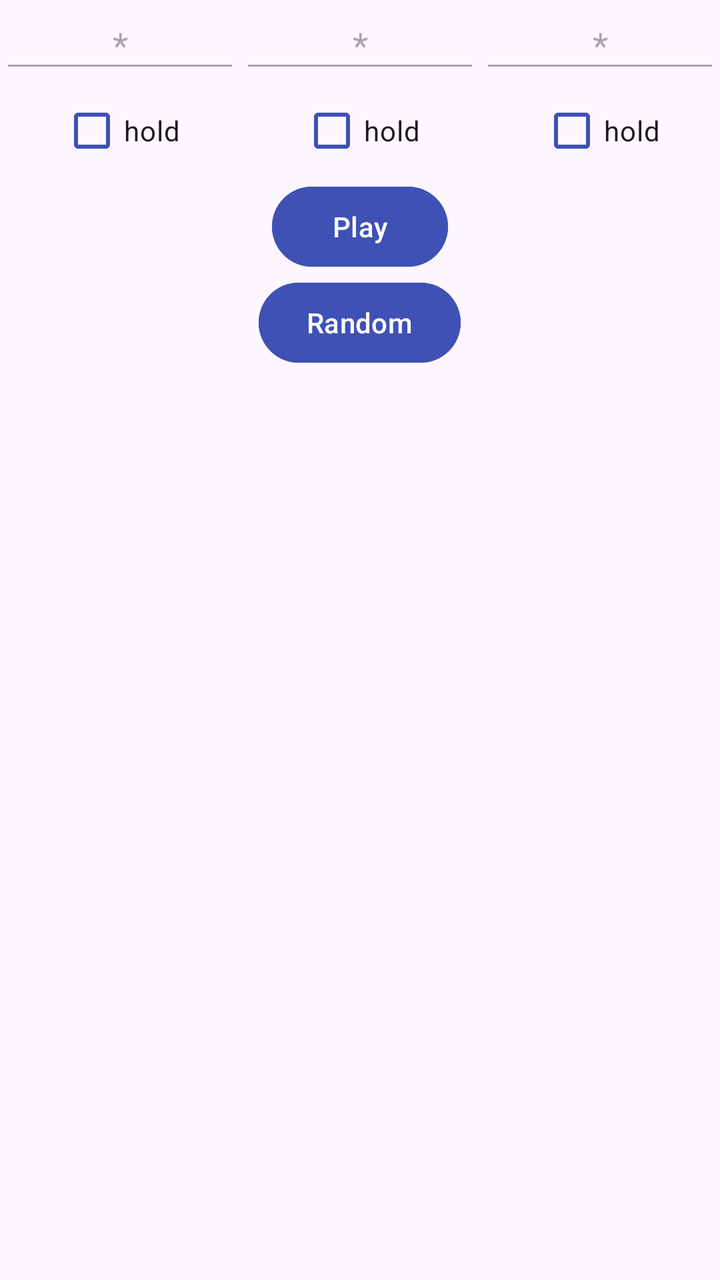
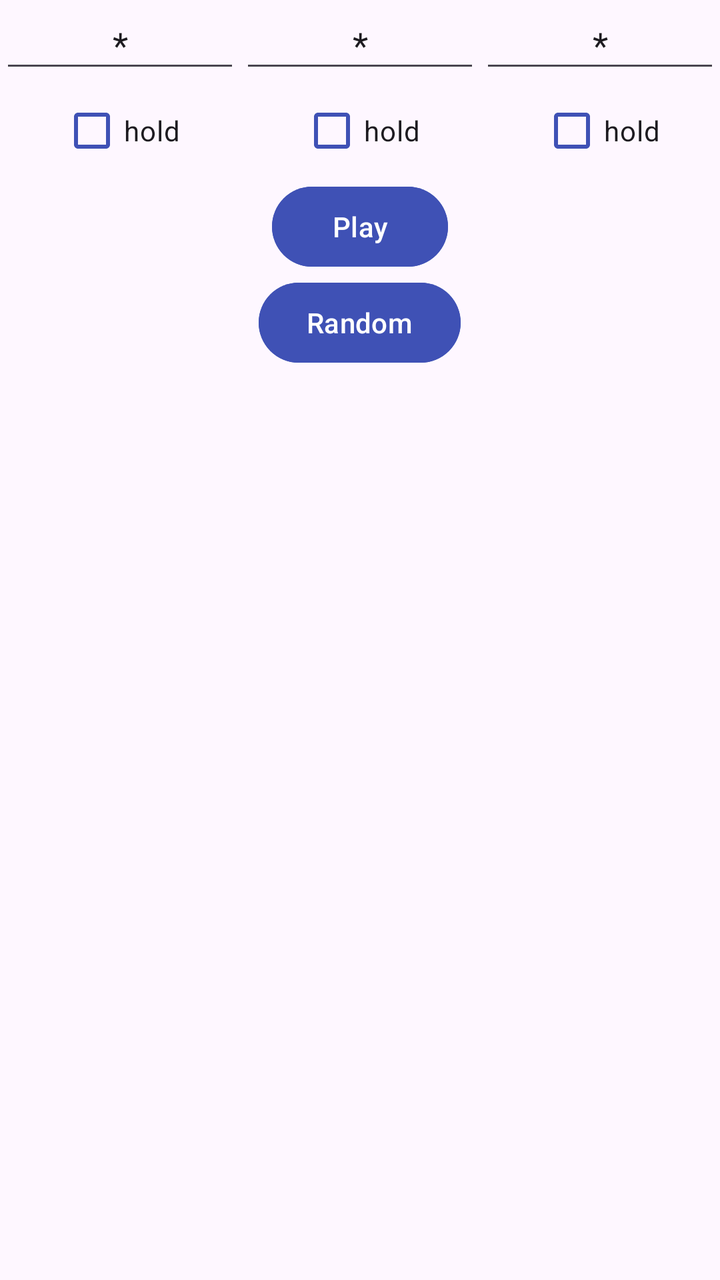

An Android layout rendered at two revisions. The XML below is the earlier revision; the diff shows what the commit changed to produce the second picture.
<!-- AndroidManifest.xml: application theme Theme.PracticalTest01Var06 -->
<!-- res/layout/activity_practical_test01_var06_main.xml -->
<?xml version="1.0" encoding="utf-8"?>
<androidx.constraintlayout.widget.ConstraintLayout xmlns:android="http://schemas.android.com/apk/res/android"
    xmlns:app="http://schemas.android.com/apk/res-auto"
    xmlns:tools="http://schemas.android.com/tools"
    android:id="@+id/main"
    android:layout_width="match_parent"
    android:layout_height="match_parent"
    tools:context=".PracticalTest01Var06MainActivity">

    <LinearLayout
        android:layout_width="match_parent"
        android:layout_height="wrap_content"
        android:orientation="vertical"
        >

        <LinearLayout
            android:layout_width="match_parent"
            android:layout_height="wrap_content"
            android:orientation="horizontal"
            >

            <LinearLayout
                android:layout_height="wrap_content"
                android:orientation="vertical"
                android:layout_width="0dp"
                android:layout_weight="1"
                >

                <EditText
                    android:id="@+id/first_edit"

                    android:layout_height="wrap_content"
                    android:layout_width="match_parent"
                    android:inputType="text"
                    android:maxLines="1"
                    android:imeOptions="actionNext"
                    android:text="*"
                    android:enabled="false"
                    android:gravity="center"
                    android:saveEnabled="false"

                    />











                <CheckBox
                    android:id="@+id/first_hold"
                    android:layout_width="wrap_content"
                    android:layout_height="wrap_content"
                    android:text="hold"
                    android:checked="false"
                    android:layout_gravity="center_horizontal"
                    android:buttonTint="#3F51B5" />
            </LinearLayout>


            <LinearLayout
                android:layout_height="wrap_content"
                android:orientation="vertical"
                android:layout_width="0dp"
                android:layout_weight="1"
                >

                <EditText
                    android:id="@+id/second_edit"

                    android:layout_height="wrap_content"
                    android:layout_width="match_parent"
                    android:inputType="text"
                    android:maxLines="1"
                    android:imeOptions="actionNext"
                    android:text="*"
                    android:enabled="false"
                    android:gravity="center"
                    android:saveEnabled="false"

                    />


                <CheckBox
                    android:id="@+id/second_hold"
                    android:layout_width="wrap_content"
                    android:layout_height="wrap_content"
                    android:text="hold"
                    android:checked="false"
                    android:layout_gravity="center_horizontal"
                    android:buttonTint="#3F51B5" />
            </LinearLayout>


            <LinearLayout
                android:layout_height="wrap_content"
                android:orientation="vertical"
                android:layout_width="0dp"
                android:layout_weight="1"
                >

                <EditText
                    android:id="@+id/third_edit"

                    android:layout_height="wrap_content"
                    android:layout_width="match_parent"
                    android:inputType="text"
                    android:maxLines="1"
                    android:imeOptions="actionNext"
                    android:text="*"
                    android:enabled="false"
                    android:gravity="center"
                    android:saveEnabled="false"

                    />


                <CheckBox
                    android:id="@+id/third_hold"
                    android:layout_width="wrap_content"
                    android:layout_height="wrap_content"
                    android:text="hold"
                    android:checked="false"
                    android:layout_gravity="center_horizontal"
                    android:buttonTint="#3F51B5" />
            </LinearLayout>



        </LinearLayout>


        <Button
            android:id="@+id/play_btn"
            android:layout_width="wrap_content"
            android:layout_height="wrap_content"
            android:text="Play"
            android:textAllCaps="false"
            android:backgroundTint="#3F51B5"
            android:textColor="#FFFFFF"
            android:layout_gravity="center_horizontal"/>

        <Button
            android:id="@+id/random_btn"
            android:layout_width="wrap_content"
            android:layout_height="wrap_content"
            android:text="Random"
            android:textAllCaps="false"
            android:backgroundTint="#3F51B5"
            android:textColor="#FFFFFF"
            android:layout_gravity="center_horizontal"/>




    </LinearLayout>

</androidx.constraintlayout.widget.ConstraintLayout>
<!-- resources referenced by this layout -->
<resources>
  <style name="Theme.PracticalTest01Var06" parent="Base.Theme.PracticalTest01Var06" />
  <style name="Base.Theme.PracticalTest01Var06" parent="Theme.Material3.DayNight.NoActionBar">
          
          
      </style>
</resources>

<!-- the commit's change to res/layout/activity_practical_test01_var06_main.xml (unified diff, before → after) -->
@@ -35,7 +35,7 @@
                     android:maxLines="1"
                     android:imeOptions="actionNext"
                     android:text="*"
-                    android:enabled="false"
+                    android:enabled="true"
                     android:gravity="center"
                     android:saveEnabled="false"
 
@@ -78,7 +78,7 @@
                     android:maxLines="1"
                     android:imeOptions="actionNext"
                     android:text="*"
-                    android:enabled="false"
+                    android:enabled="true"
                     android:gravity="center"
                     android:saveEnabled="false"
 
@@ -112,7 +112,7 @@
                     android:maxLines="1"
                     android:imeOptions="actionNext"
                     android:text="*"
-                    android:enabled="false"
+                    android:enabled="true"
                     android:gravity="center"
                     android:saveEnabled="false"
 
